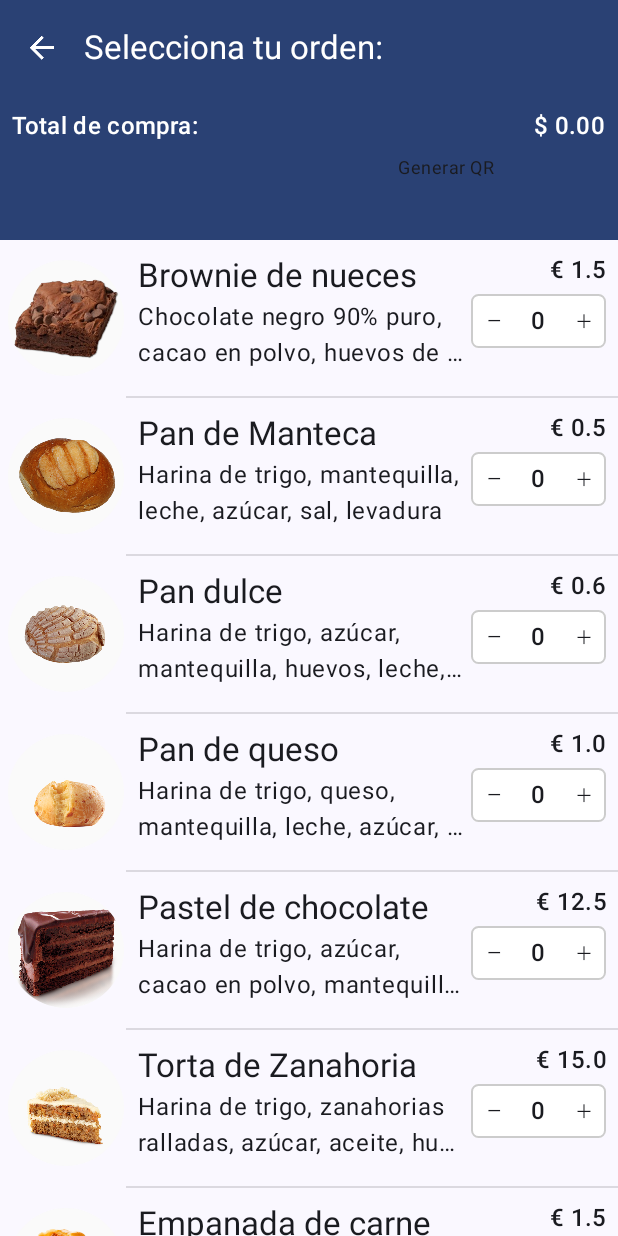
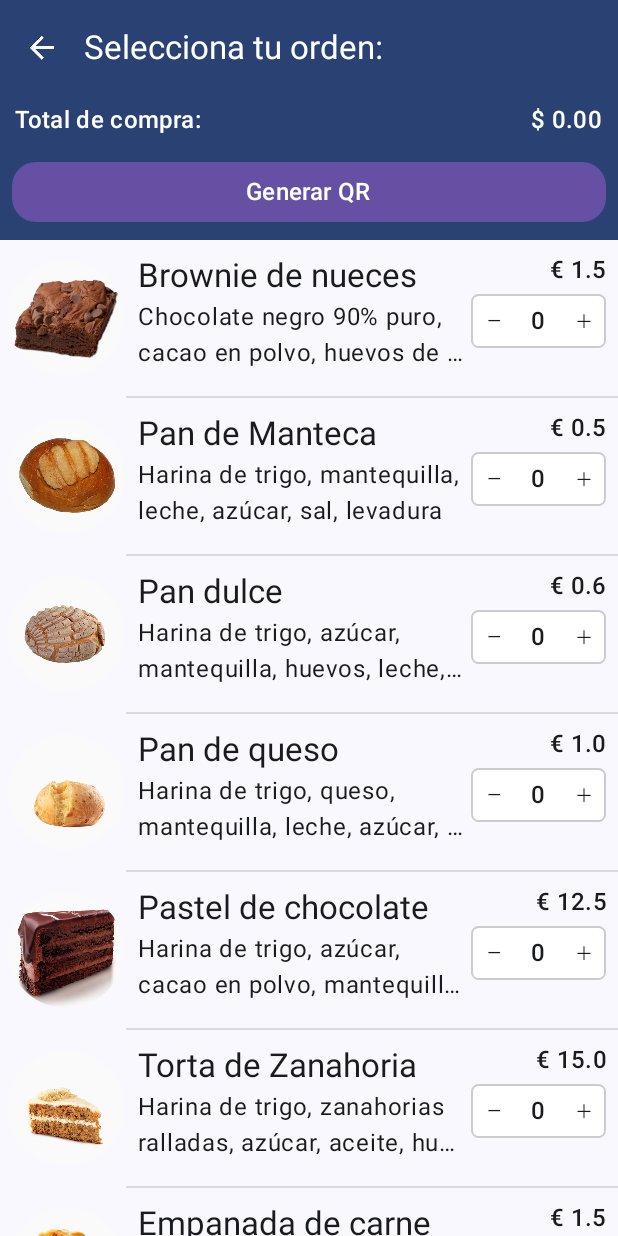
Before and after one commit to Emil2245/PanaderiaPlus, an Android app built with Jetpack Compose: the screen it shows after launch (MainActivity), after a tap on "Elige tu orden", on a phone screen of 412 x 824 dp. Run offline under Robolectric (Android 15) with nearby library versions, the light colour scheme and no system bars; our stand-ins replace livedata-compose; 1 other tap on this screen came first.

Commit message:
boton QR - arreglado

```diff
--- a/app/src/main/java/com/app/panaderiaplus/ui/Navigation.kt
+++ b/app/src/main/java/com/app/panaderiaplus/ui/Navigation.kt
@@ -10,7 +10,8 @@
     Panes,
     PanesDetallados,
     PanesOrdenados,
-    Qr
+    Qr,
+    Factura
 }
 
 fun Fragment.navigate(from: Screen, to: Screen, bundle: Bundle? = null) {
@@ -36,5 +37,6 @@
         Screen.PanesDetallados -> R.id.panDetallesFragment
         Screen.PanesOrdenados -> R.id.panOrdenadoFragment
         Screen.Qr -> R.id.qrFragment
+        Screen.Factura -> R.id.facturaFragment
     }
 }
--- a/app/src/main/java/com/app/panaderiaplus/ui/screen/orden/PanOrdenadoFragment.kt
+++ b/app/src/main/java/com/app/panaderiaplus/ui/screen/orden/PanOrdenadoFragment.kt
@@ -60,7 +60,7 @@
                                             Toast.makeText(context, "Debe seleccionar al menos un elemento", Toast.LENGTH_SHORT).show()
                                         } else {
                                             val qrData = filteredPanes.joinToString(separator = "\n") {
-                                                "${it.name}, Cantidad: ${it.count}, Precio: ${it.price}"
+                                                "{ item: ${it.name}, cantidad: ${it.count}, precio: ${it.price} },\n"
                                             }
                                             val bundle = Bundle().apply {
                                                 putString("qrData", qrData)
@@ -106,7 +106,7 @@
             Screen.Panes -> R.id.panFragment
             Screen.PanesDetallados -> R.id.panDetallesFragment
             Screen.PanesOrdenados -> R.id.panOrdenadoFragment
-            Screen.Qr -> R.id.qrFragment // Añadir esta línea
+            Screen.Qr -> R.id.qrFragment
             else -> throw IllegalArgumentException("Cannot navigate from $from to $to")
         }
     }
--- a/app/src/main/java/com/app/panaderiaplus/ui/screen/orden/PanesCarritoScreen.kt
+++ b/app/src/main/java/com/app/panaderiaplus/ui/screen/orden/PanesCarritoScreen.kt
@@ -4,6 +4,8 @@
 import androidx.annotation.DrawableRes
 import androidx.compose.animation.ExperimentalAnimationApi
 import androidx.compose.foundation.Image
+import androidx.compose.foundation.background
+import androidx.compose.foundation.border
 import androidx.compose.foundation.layout.Box
 import androidx.compose.foundation.layout.Column
 import androidx.compose.foundation.layout.PaddingValues
@@ -16,7 +18,9 @@
 import androidx.compose.foundation.lazy.LazyColumn
 import androidx.compose.foundation.lazy.items
 import androidx.compose.foundation.shape.CircleShape
+import androidx.compose.foundation.shape.RoundedCornerShape
 import androidx.compose.material3.Button
+import androidx.compose.material3.ButtonDefaults
 import androidx.compose.material3.CircularProgressIndicator
 import androidx.compose.material3.ExperimentalMaterial3Api
 import androidx.compose.material3.Icon
@@ -43,6 +47,7 @@
 import com.app.panaderiaplus.ui.component.AppDivider
 import com.app.panaderiaplus.ui.component.Counter
 import com.app.panaderiaplus.ui.screen.orden.model.PanOrdenadoState
+import com.app.panaderiaplus.ui.theme.Purple40
 import java.math.BigDecimal
 
 private val PAN_IMAGE_SIZE = 88.dp
@@ -212,7 +217,7 @@
             AppBar {
                 onBackClick()
             }
-            Row(modifier = Modifier.padding(8.dp)) {
+            Row(modifier = Modifier.padding(vertical = 4.dp, horizontal = 10.dp)) {
                 Text(
                     text = "Total de compra:",
                     modifier = Modifier.weight(2f),
@@ -220,17 +225,6 @@
                         color = MaterialTheme.colorScheme.onPrimary
                     )
                 )
-                TextButton(
-                    onClick = { onProceedToQR() },
-                    contentPadding = PaddingValues(2.dp),
-                    modifier = Modifier.weight(1f).fillMaxWidth().padding(16.dp)
-                ) {
-                    Text(
-                        text = "Generar QR",
-                        style = MaterialTheme.typography.bodySmall,
-                        color = MaterialTheme.colorScheme.onBackground,
-                    )
-                }
                 Text(
                     text = "$ ${String.format("%.2f", totalPrice)}",
                     style = MaterialTheme.typography.titleMedium.copy(
@@ -238,6 +232,24 @@
                     )
                 )
             }
+            Row(modifier = Modifier.padding(8.dp)) {
+                Button(
+                    onClick = { onProceedToQR() },
+                    shape = RoundedCornerShape(16.dp),
+                    modifier = Modifier
+                        .weight(1f)
+                        .fillMaxWidth(),
+                    colors = ButtonDefaults.buttonColors(Purple40)
+                ) {
+                    Text(
+                        text = "Generar QR",
+                        style = MaterialTheme.typography.titleMedium,
+                        color = MaterialTheme.colorScheme.onPrimary,
+                    )
+                }
+            }
+
+
         }
     }
 }
--- a/app/src/main/res/navigation/nav_graph.xml
+++ b/app/src/main/res/navigation/nav_graph.xml
@@ -17,6 +17,7 @@
         android:id="@+id/panDetallesFragment"
         android:name="com.app.panaderiaplus.ui.screen.pan_detalles.PanDetallesFragment"
         android:label="PanDetallesFragment" />
+
     <fragment
         android:id="@+id/qrFragment"
         android:name="com.app.panaderiaplus.ui.screen.qr.QrFragment"
@@ -26,4 +27,10 @@
         android:name="qrData"
         app:argType="string" />
     </fragment>
+    <fragment
+        android:id="@+id/facturaFragment"
+        android:name="com.app.panaderiaplus.ui.screen.factura.FacturaFragment"
+        android:label="fragment_factura"
+        tools:layout="fragment_factura" />
+
 </navigation>
```
Also changed, not shown: app/build.gradle (+8 -1 lines), app/src/main/java/com/app/panaderiaplus/ui/screen/factura/FacturaFragment.kt (added, +32 -0 lines), app/src/main/java/com/app/panaderiaplus/ui/screen/factura/FacturaScreen.kt (added, +171 -0 lines), app/src/main/java/com/app/panaderiaplus/ui/screen/factura/Pedido.kt (added, +20 -0 lines), app/src/main/java/com/app/panaderiaplus/ui/screen/qr/QrFragment.kt (+34 -2 lines), app/src/main/java/com/app/panaderiaplus/ui/screen/qr/QrScreen.kt (+71 -7 lines).
